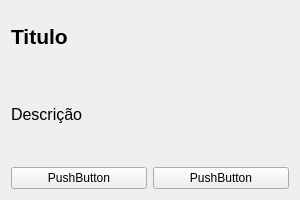
First picture: the form in Telas/UI/cardGrupo.ui, repository Nautilidae-project/Nautilus, before the edit.
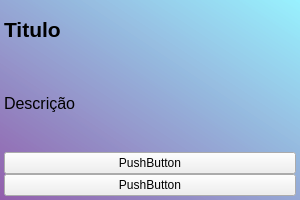
Second picture: the form after the edit.

Commit message:
CardClientes, Grupos e Participantes
- Inserção dos cards de grupos na tela de grupos;
- Criação do relacionamento entre as tabelas de grupo e participantes
- Pequena mexida no layout dos cards

The edit to the form file:
```diff
--- a/Telas/UI/cardGrupo.ui
+++ b/Telas/UI/cardGrupo.ui
@@ -1,7 +1,7 @@
 <?xml version="1.0" encoding="UTF-8"?>
 <ui version="4.0">
- <class>Frame</class>
- <widget class="QFrame" name="Frame">
+ <class>frGrupoCard</class>
+ <widget class="QFrame" name="frGrupoCard">
   <property name="geometry">
    <rect>
     <x>0</x>
@@ -25,22 +25,49 @@
   <property name="windowTitle">
    <string>Frame</string>
   </property>
+  <property name="styleSheet">
+   <string notr="true">#frGrupoCard {
+	background-color: qlineargradient(spread:pad, x1:0, y1:1, x2:1, y2:0, stop:0 rgba(105, 33, 140, 120), stop:1 rgba(112, 237, 255, 120));	
+}</string>
+  </property>
+  <property name="frameShape">
+   <enum>QFrame::NoFrame</enum>
+  </property>
   <layout class="QGridLayout" name="gridLayout">
+   <property name="leftMargin">
+    <number>4</number>
+   </property>
+   <property name="topMargin">
+    <number>4</number>
+   </property>
+   <property name="rightMargin">
+    <number>4</number>
+   </property>
+   <property name="bottomMargin">
+    <number>4</number>
+   </property>
+   <property name="spacing">
+    <number>0</number>
+   </property>
    <item row="2" column="0">
-    <widget class="QPushButton" name="pushButton">
-     <property name="text">
-      <string>PushButton</string>
+    <widget class="QLabel" name="lbDescricao">
+     <property name="maximumSize">
+      <size>
+       <width>16777215</width>
+       <height>100</height>
+      </size>
      </property>
-    </widget>
-   </item>
-   <item row="2" column="1">
-    <widget class="QPushButton" name="pushButton_2">
+     <property name="font">
+      <font>
+       <pointsize>12</pointsize>
+      </font>
+     </property>
      <property name="text">
-      <string>PushButton</string>
+      <string>Descrição</string>
      </property>
     </widget>
    </item>
-   <item row="0" column="0" colspan="2">
+   <item row="1" column="0">
     <widget class="QLabel" name="lbTituloCard">
      <property name="minimumSize">
       <size>
@@ -66,21 +93,17 @@
      </property>
     </widget>
    </item>
-   <item row="1" column="0" colspan="2">
-    <widget class="QLabel" name="label_2">
-     <property name="maximumSize">
-      <size>
-       <width>16777215</width>
-       <height>100</height>
-      </size>
+   <item row="4" column="0">
+    <widget class="QPushButton" name="pushButton_2">
+     <property name="text">
+      <string>PushButton</string>
      </property>
-     <property name="font">
-      <font>
-       <pointsize>12</pointsize>
-      </font>
-     </property>
+    </widget>
+   </item>
+   <item row="3" column="0">
+    <widget class="QPushButton" name="pushButton">
      <property name="text">
-      <string>Descrição</string>
+      <string>PushButton</string>
      </property>
     </widget>
    </item>
```
The commit also changes 16 other files.
